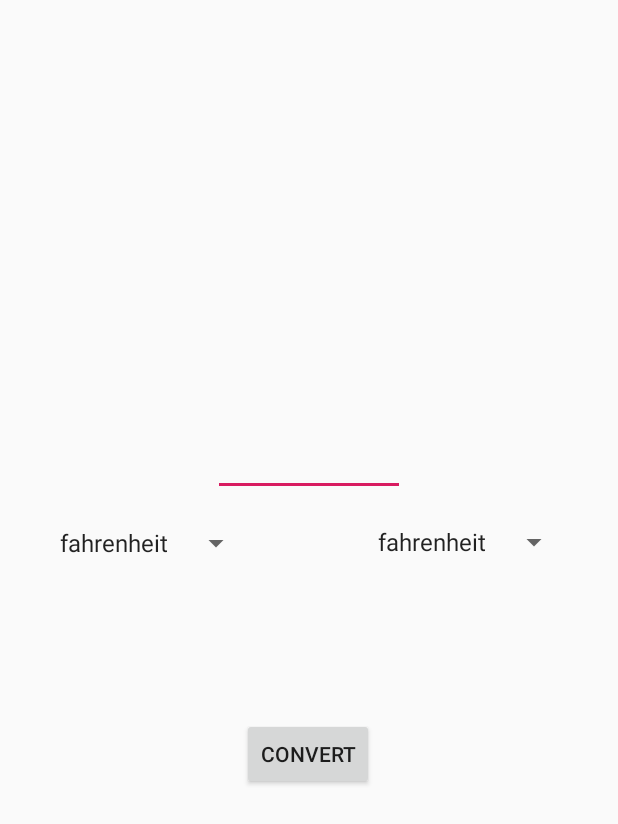
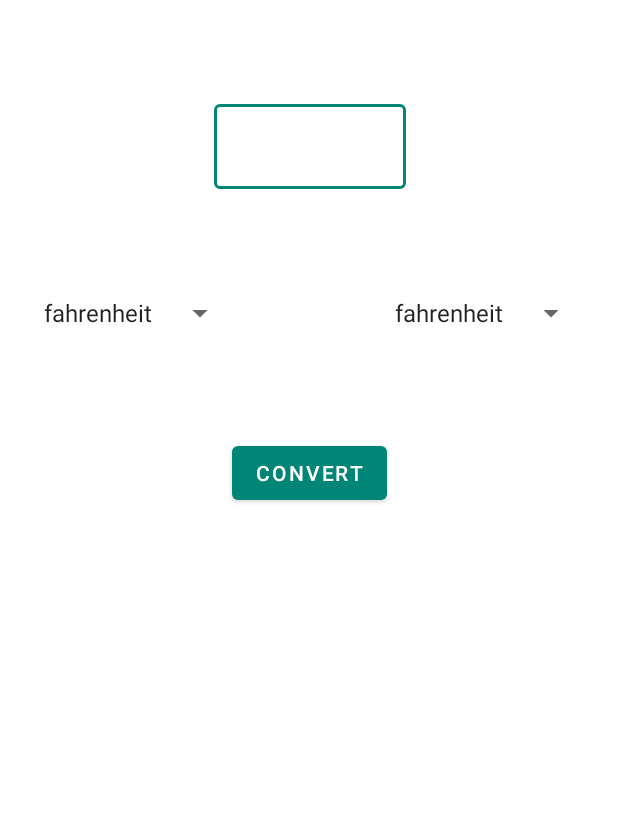
Before and after one commit to vccolombo/Temperature-Converter, an Android app: the layout converter_fragment.xml on its own in the app's theme, with its tools: preview values and no code run, on a phone screen of 412 x 824 dp. Shown: the top 824 px of the screen. Run offline under Robolectric (Android 15) with nearby library versions, the phone set to English and light mode, and no system bars.

Commit message:
Add Materials button and TextInput

```diff
--- a/app/build.gradle
+++ b/app/build.gradle
@@ -53,6 +53,8 @@ dependencies {
 
     implementation "android.arch.lifecycle:viewmodel:$lifecycle_version"
 
+    implementation "com.google.android.material:material:1.0.0"
+
     //Kotlin Coroutines
     implementation "org.jetbrains.kotlinx:kotlinx-coroutines-android:$kotlinCoroutineVersion"
     implementation "org.jetbrains.kotlinx:kotlinx-coroutines-core:$kotlinCoroutineVersion"
--- a/app/src/main/res/layout/converter_fragment.xml
+++ b/app/src/main/res/layout/converter_fragment.xml
@@ -1,60 +1,64 @@
 <?xml version="1.0" encoding="utf-8"?>
-<layout xmlns:android="http://schemas.android.com/apk/res/android"
-        xmlns:app="http://schemas.android.com/apk/res-auto"
-        xmlns:tools="http://schemas.android.com/tools">
+<layout xmlns:tools="http://schemas.android.com/tools" xmlns:app="http://schemas.android.com/apk/res-auto">
     <data>
-        <variable name="viewModel" type="com.github.vccolombo.temperatureconverter.ui.converter.fragment.ConverterViewModel"/>
+        <variable name="viewModel"
+                  type="com.github.vccolombo.temperatureconverter.ui.converter.fragment.ConverterViewModel"/>
     </data>
     <androidx.constraintlayout.widget.ConstraintLayout
+            xmlns:android="http://schemas.android.com/apk/res/android"
             android:id="@+id/converter"
             android:layout_width="match_parent"
             android:layout_height="match_parent"
             tools:context=".ui.converter.fragment.ConverterFragment">
 
-        <EditText android:layout_width="128dp" android:layout_height="wrap_content"
-                  android:layout_marginBottom="148dp"
-                  app:layout_constraintBottom_toTopOf="@+id/button"
-                  android:id="@+id/editText"
-                  android:text="@={viewModel.valueToConvert}"
-                  android:gravity="center"
-                  android:inputType="numberSigned|numberDecimal" app:layout_constraintEnd_toEndOf="parent"
-                  android:layout_marginEnd="8dp" app:layout_constraintStart_toStartOf="parent"
-                  android:layout_marginStart="8dp"
-                  app:layout_constraintHorizontal_bias="0.5"
-        />
+        <com.google.android.material.textfield.TextInputLayout android:layout_width="128dp"
+                                                               android:layout_height="wrap_content"
+                                                               android:id="@+id/editText"
+                                                               style="@style/Widget.MaterialComponents.TextInputLayout.OutlinedBox"
+                                                               android:layout_marginTop="64dp"
+                                                               app:layout_constraintTop_toTopOf="parent"
+                                                               app:layout_constraintEnd_toStartOf="@+id/to_spinner"
+                                                               android:layout_marginEnd="8dp"
+                                                               app:layout_constraintStart_toEndOf="@+id/from_spinner"
+                                                               android:layout_marginStart="8dp">
+            <com.google.android.material.textfield.TextInputEditText android:layout_width="match_parent"
+                                                                     android:layout_height="wrap_content"
+                                                                     android:text="@={viewModel.valueToConvert}"
+                                                                     android:inputType="numberSigned|numberDecimal"
+                                                                     android:gravity="center"/>
+        </com.google.android.material.textfield.TextInputLayout>
 
         <Spinner android:layout_width="wrap_content" android:layout_height="wrap_content"
                  android:id="@+id/from_spinner"
                  android:entries="@array/temperature_units"
                  android:selectedItemPosition="@={viewModel.fromUnit}"
-                 app:layout_constraintEnd_toStartOf="@+id/button" android:layout_marginEnd="8dp"
-                 app:layout_constraintStart_toStartOf="parent" android:layout_marginStart="32dp"
-                 app:layout_constraintBottom_toTopOf="@+id/button" android:layout_marginTop="8dp"
-                 app:layout_constraintTop_toBottomOf="@+id/editText"
-                 app:layout_constraintHorizontal_bias="0.0"
-                 app:layout_constraintVertical_bias="0.1"/>
+                 android:layout_marginTop="16dp"
+                 app:layout_constraintTop_toBottomOf="@+id/editText" android:layout_marginBottom="16dp"
+                 app:layout_constraintBottom_toTopOf="@+id/button" app:layout_constraintEnd_toStartOf="@+id/button"
+                 android:layout_marginEnd="8dp" app:layout_constraintStart_toStartOf="parent"
+                 android:layout_marginStart="32dp"/>
 
         <Spinner android:layout_width="wrap_content" android:layout_height="wrap_content"
                  android:id="@+id/to_spinner"
                  android:entries="@array/temperature_units"
                  android:selectedItemPosition="@={viewModel.toUnit}"
-                 app:layout_constraintStart_toEndOf="@+id/button" android:layout_marginStart="8dp"
-                 android:layout_marginBottom="8dp" app:layout_constraintBottom_toTopOf="@+id/button"
-                 android:layout_marginTop="8dp" app:layout_constraintTop_toBottomOf="@+id/editText"
-                 app:layout_constraintEnd_toEndOf="parent" android:layout_marginEnd="32dp"
                  android:spinnerMode="dropdown"
-                 app:layout_constraintHorizontal_bias="1.0" app:layout_constraintVertical_bias="0.1"/>
+                 android:layout_marginTop="16dp"
+                 app:layout_constraintTop_toBottomOf="@+id/editText" android:layout_marginBottom="16dp"
+                 app:layout_constraintBottom_toTopOf="@+id/button" app:layout_constraintStart_toEndOf="@+id/button"
+                 android:layout_marginStart="8dp" android:layout_marginEnd="32dp"
+                 app:layout_constraintEnd_toEndOf="parent"/>
 
-        <Button android:layout_width="wrap_content" android:layout_height="wrap_content"
+        <com.google.android.material.button.MaterialButton
+                android:layout_width="wrap_content" android:layout_height="wrap_content"
                 android:id="@+id/button"
                 android:onClick="@{() -> viewModel.onClickConvertButton()}"
-                app:layout_constraintEnd_toEndOf="parent"
-                android:layout_marginEnd="8dp" app:layout_constraintStart_toStartOf="parent"
-                android:layout_marginStart="8dp" android:layout_marginTop="8dp"
-                app:layout_constraintTop_toTopOf="parent"
-                android:layout_marginBottom="8dp" app:layout_constraintBottom_toBottomOf="parent"
-                app:layout_constraintHorizontal_bias="0.498" app:layout_constraintVertical_bias="0.619"
-                android:elevation="1dp" android:text="Convert"/>
+                android:text="Convert"
+                android:layout_marginEnd="8dp"
+                app:layout_constraintEnd_toEndOf="parent" app:layout_constraintStart_toStartOf="parent"
+                android:layout_marginStart="8dp" android:layout_marginBottom="8dp"
+                app:layout_constraintBottom_toTopOf="@+id/conversion_result" android:layout_marginTop="32dp"
+                app:layout_constraintTop_toBottomOf="@+id/editText"/>
 
         <TextView android:layout_width="0dp" android:layout_height="wrap_content"
                   android:id="@+id/conversion_result"
@@ -62,10 +66,8 @@
                   android:gravity="center"
                   app:layout_constraintEnd_toEndOf="parent"
                   app:layout_constraintStart_toStartOf="parent" android:layout_marginStart="8dp"
-                  android:layout_marginTop="60dp" app:layout_constraintTop_toBottomOf="@+id/button"
                   app:layout_constraintHorizontal_bias="0.0" android:layout_marginEnd="8dp"
-                  android:layout_marginBottom="8dp" app:layout_constraintBottom_toBottomOf="parent"
-                  app:layout_constraintVertical_bias="0.0"/>
+                  android:layout_marginBottom="324dp" app:layout_constraintBottom_toBottomOf="parent"/>
 
     </androidx.constraintlayout.widget.ConstraintLayout>
 </layout>
--- a/app/src/main/res/values/styles.xml
+++ b/app/src/main/res/values/styles.xml
@@ -1,7 +1,7 @@
 <resources>
 
     <!-- Base application theme. -->
-    <style name="AppTheme" parent="Theme.AppCompat.Light.DarkActionBar">
+    <style name="AppTheme" parent="Theme.MaterialComponents.Light.NoActionBar">
         <!-- Customize your theme here. -->
         <item name="colorPrimary">@color/colorPrimary</item>
         <item name="colorPrimaryDark">@color/colorPrimaryDark</item>
```
